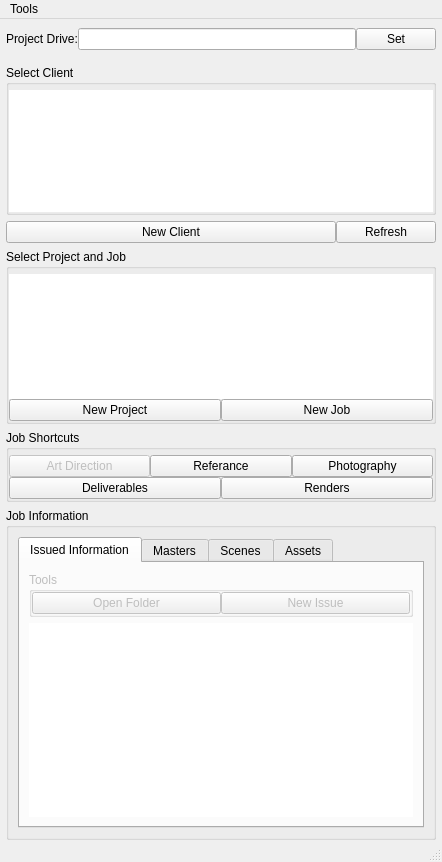
Above: po/main_res.ui from najar1412/po before the change. Below: the same form after it.
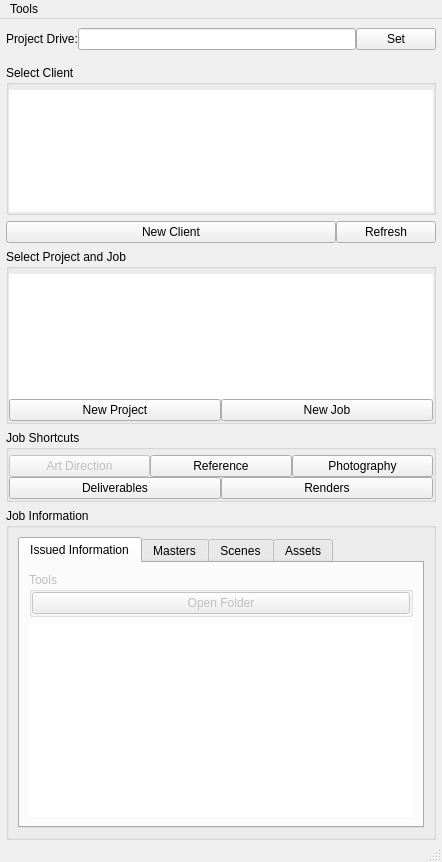
That is the form after the change.

```diff
--- a/po/main_res.ui
+++ b/po/main_res.ui
@@ -349,7 +349,7 @@
          <item>
           <widget class="QPushButton" name="fs_ref">
            <property name="text">
-            <string>Referance</string>
+            <string>Reference</string>
            </property>
           </widget>
          </item>
@@ -508,13 +508,6 @@
                    </property>
                   </widget>
                  </item>
-                 <item>
-                  <widget class="QPushButton" name="pushButton_2">
-                   <property name="text">
-                    <string>New Issue</string>
-                   </property>
-                  </widget>
-                 </item>
                 </layout>
                </widget>
               </item>
```
Left out of the diff: 14 changed lines with no effect on the pictures.
